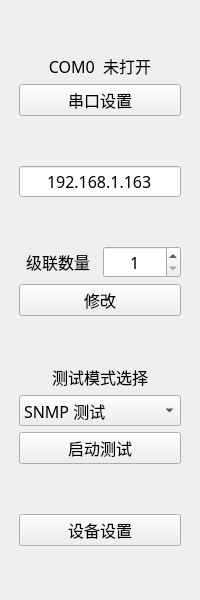
Qt form IDC_TestSystem/common/toolbox/modetoolwid.ui (ChinaClever/IDC_TestSystem) before a commit.
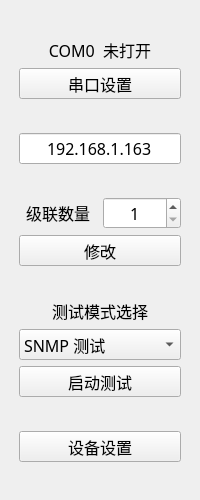
The same form after that commit.

What changed in the file:
```diff
--- a/IDC_TestSystem/common/toolbox/modetoolwid.ui
+++ b/IDC_TestSystem/common/toolbox/modetoolwid.ui
@@ -7,9 +7,21 @@
     <x>0</x>
     <y>0</y>
     <width>200</width>
-    <height>600</height>
+    <height>500</height>
    </rect>
   </property>
+  <property name="minimumSize">
+   <size>
+    <width>0</width>
+    <height>0</height>
+   </size>
+  </property>
+  <property name="maximumSize">
+   <size>
+    <width>200</width>
+    <height>500</height>
+   </size>
+  </property>
   <property name="font">
    <font>
     <family>微软雅黑</family>
```
